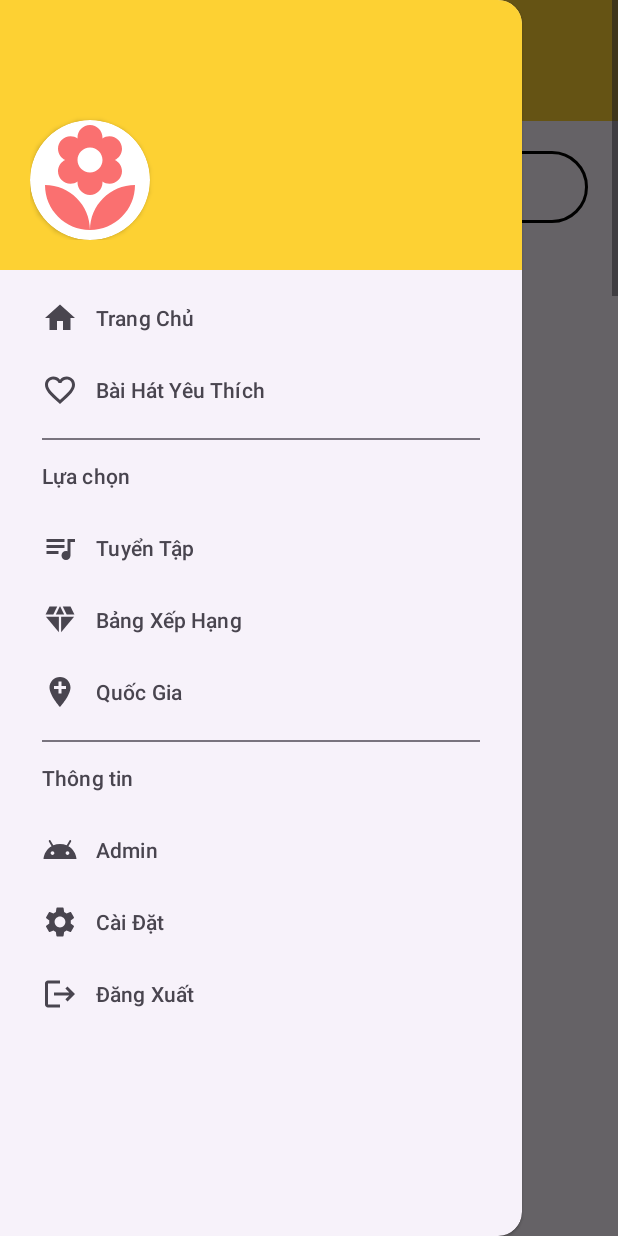
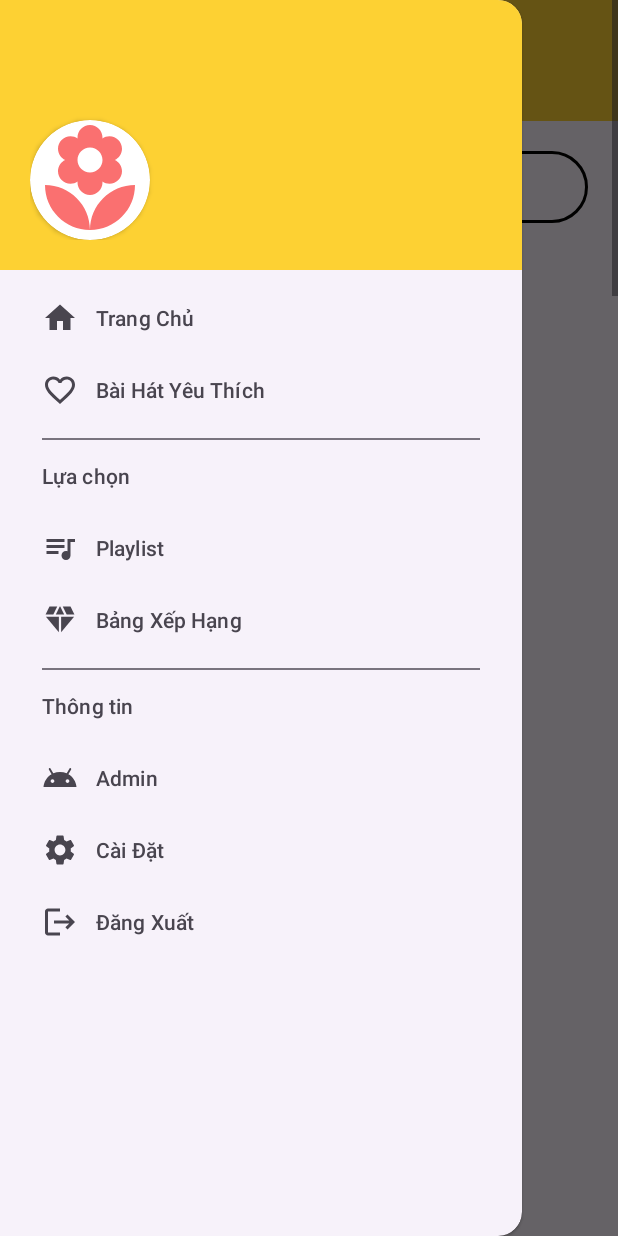
Before and after one commit to MinZue14/Music, an Android app: the screen it shows after launch (MainActivity), with the side drawer open, on a phone screen of 412 x 824 dp. Run offline under Robolectric (Android 15) with nearby library versions, the phone set to English and light mode, and no system bars; libraries missing offline, so code that uses them is left out: com.denzcoskun.imageslider; plain views replace ImageSlider; Roboto replaces fonts that are not available here.

Commit message:
cham commit

```diff
--- a/app/src/main/res/menu/menu.xml
+++ b/app/src/main/res/menu/menu.xml
@@ -20,20 +20,14 @@
                 <menu>
                         <item
                             android:icon="@drawable/baseline_genre"
-                            android:id="@+id/navGenre"
-                            android:title="Tuyển Tập">
+                            android:id="@+id/navPlaylist"
+                            android:title="Playlist">
                         </item>
 
                         <item
                             android:icon="@drawable/baseline_chart"
                             android:id="@+id/navChart"
                             android:title="Bảng Xếp Hạng">
-                        </item>
-
-                        <item
-                            android:icon="@drawable/baseline_country"
-                            android:id="@+id/navCountry"
-                            android:title="Quốc Gia">
                         </item>
                 </menu>
         </item>
```
Also changed, not shown: app/src/main/java/com/example/music/Main/ArtistActivity.kt (+1 -7 lines), app/src/main/java/com/example/music/Main/ChartActivity.kt (+1 -6 lines), app/src/main/java/com/example/music/Main/MainActivity.kt (+2 -9 lines), app/src/main/java/com/example/music/Main/MusicActivity.kt (+1 -7 lines), app/src/main/java/com/example/music/Main/UserFavoriteListActivity.kt (+1 -6 lines).
